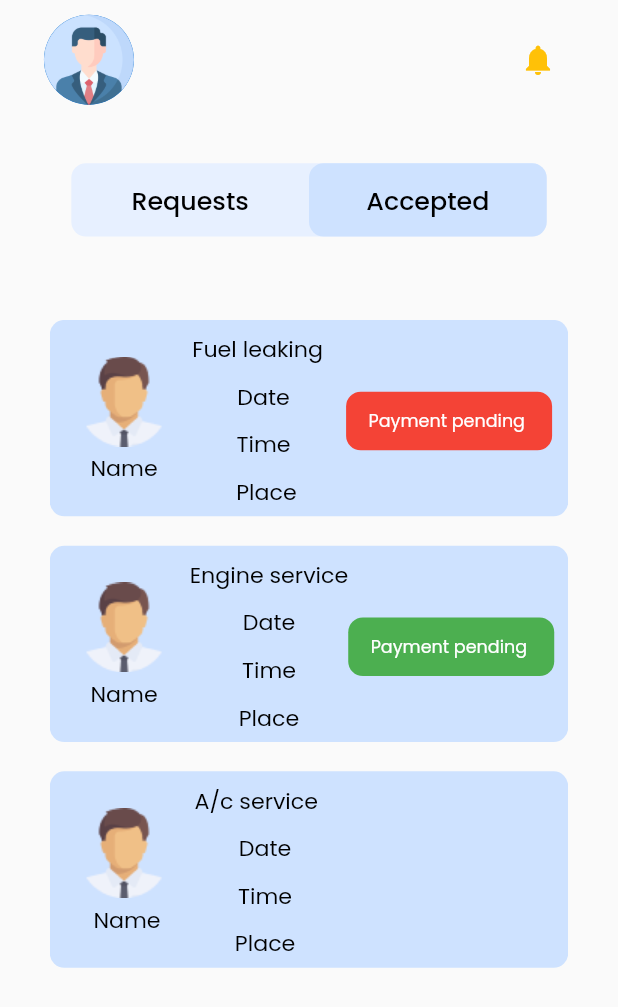
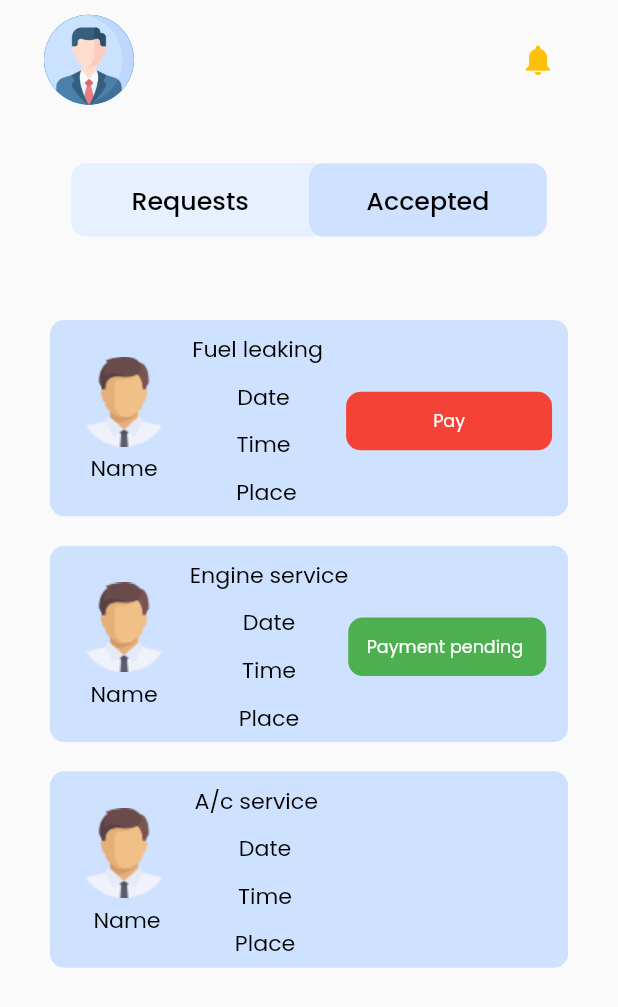
Before and after one commit to safvanmc/vehicle-repair-app, a Flutter app: the MechServices screen opened directly, tab 2 chosen, on a phone screen of 412 x 824 dp. Shown: the top 1007 px of the screen. Run offline on Flutter 3.47's test engine with Material 3 defaults, Android fonts, the light colour scheme and no system bars; our stand-ins replace firebase_core, flutter_rating_bar, flutter_screenutil, google_fonts; accounts and stored records are empty.

Commit message:
second commit

```diff
--- a/lib/mech/mechservices.dart
+++ b/lib/mech/mechservices.dart
@@ -483,7 +483,7 @@ class _MechServicesState extends State<MechServices> {
                                       color: Colors.red),
                                   child: Center(
                                     child: Text(
-                                      'Payment pending ',
+                                      'Pay',
                                       style: TextStyle(
                                         color: Colors.white,
                                         fontSize: 12.r,
@@ -583,7 +583,7 @@ class _MechServicesState extends State<MechServices> {
                             ],
                           ),
                           Container(
-                            width: 130.w,
+                            width: 125.w,
                             height: 40.h,
                             decoration: BoxDecoration(
                                 borderRadius: BorderRadius.circular(10.r),
--- a/lib/user/usersignup.dart
+++ b/lib/user/usersignup.dart
@@ -2,6 +2,7 @@ import 'package:flutter/cupertino.dart';
 import 'package:flutter/material.dart';
 import 'package:flutter_screenutil/flutter_screenutil.dart';
 import 'package:vehicle_repair/user/usermechlist.dart';
+import 'package:vehicle_repair/user/userrequest.dart';
 
 class Usersignup extends StatefulWidget {
   const Usersignup({super.key});
@@ -231,7 +232,7 @@ class _UsersignupState extends State<Usersignup> {
                             Navigator.push(
                                 context,
                                 MaterialPageRoute(
-                                  builder: (context) => Usermechlist(),
+                                  builder: (context) => Userrequest(),
                                 ));
                           },
                           child: Container(
```
